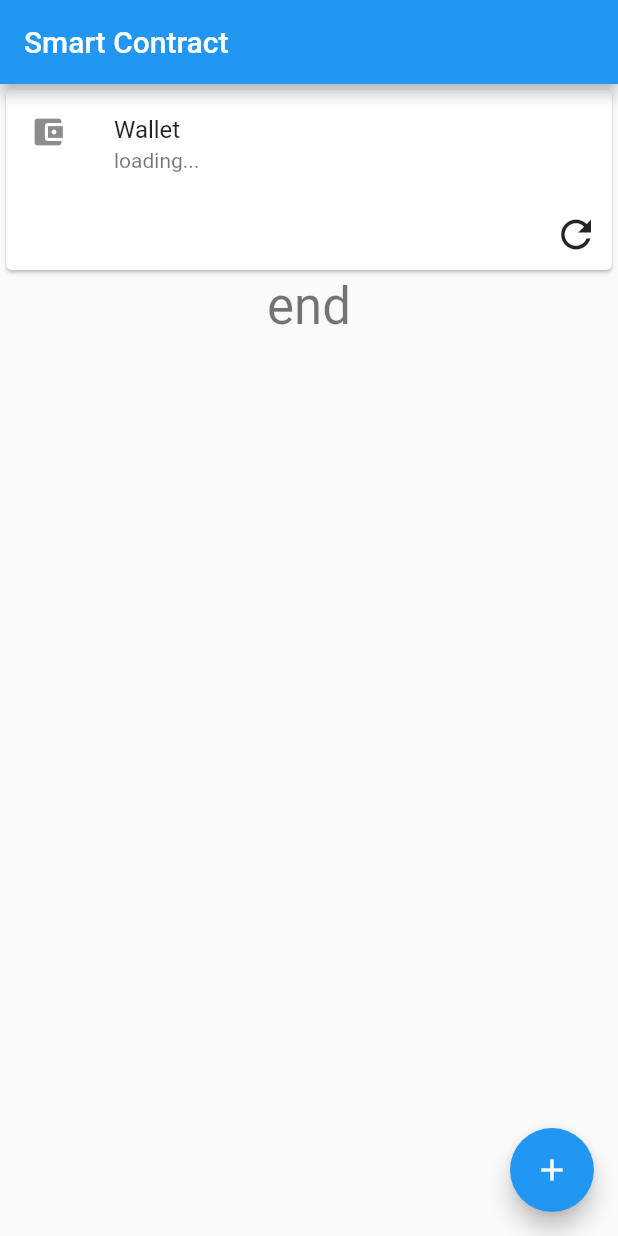
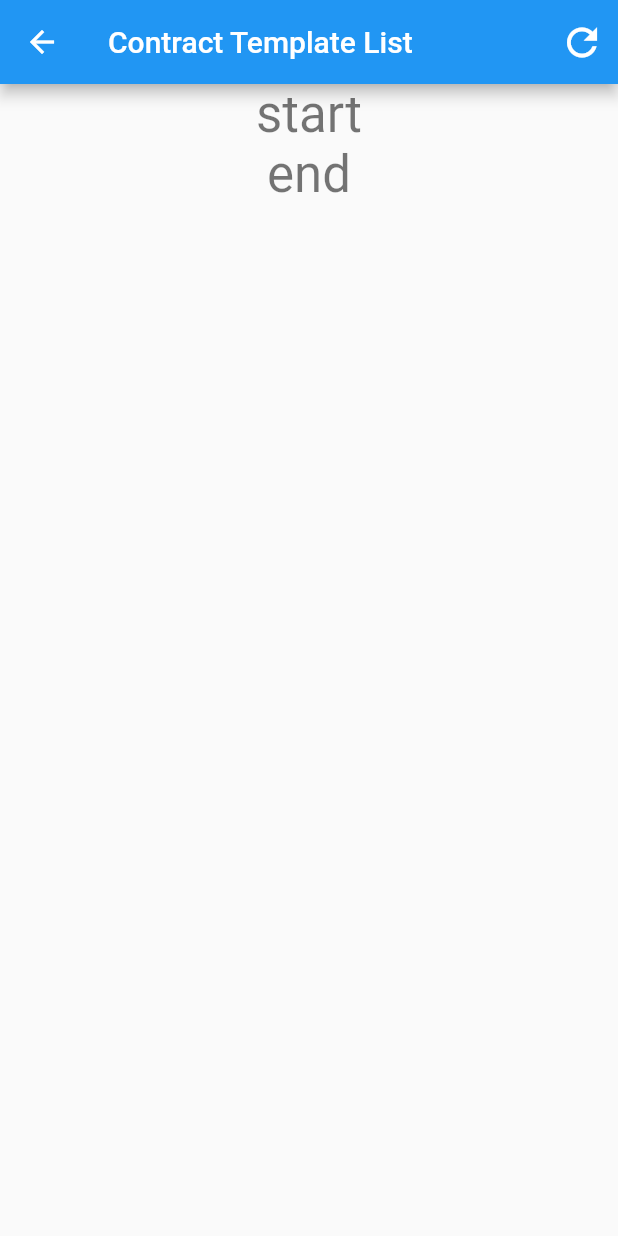
Before and after one commit to ftec5520-sit/ftec5520_client, a Flutter app: the screen it shows after launch, after a tap on the "add" icon, on a phone screen of 412 x 824 dp. Run offline on Flutter 3.47's test engine with Material 2 defaults, Android fonts, the phone set to English and light mode, and no system bars; missing offline and left inert: web3dart.

Commit message:
no message

```diff
--- /dev/null
+++ b/lib/app/contract/contract_template_list.dart
@@ -0,0 +1,44 @@
+import 'package:flutter/material.dart';
+
+class ContractTemplateList extends StatefulWidget {
+  const ContractTemplateList({super.key});
+
+  @override
+  _ContractTemplateListState createState() => _ContractTemplateListState();
+}
+
+class _ContractTemplateListState extends State<ContractTemplateList> {
+  @override
+  Widget build(BuildContext context) {
+    return Scaffold(
+      appBar: AppBar(
+        title: const Text('Contract Template List'),
+        actions: [
+          IconButton(
+            onPressed: () {
+              Navigator.pop(context);
+            },
+            icon: const Icon(Icons.refresh),
+            tooltip: 'Back',
+            iconSize: 30,
+          ),
+        ],
+      ),
+      body: Center(
+        child: Column(
+          mainAxisAlignment: MainAxisAlignment.start,
+          children: <Widget>[
+            Text(
+              'start',
+              style: Theme.of(context).textTheme.headline4,
+            ),
+            Text(
+              'end',
+              style: Theme.of(context).textTheme.headline4,
+            ),
+          ],
+        ),
+      ),
+    );
+  }
+}
--- a/lib/app/home/home.dart
+++ b/lib/app/home/home.dart
@@ -23,7 +23,9 @@ class Home extends StatelessWidget {
         ),
       ),
       floatingActionButton: FloatingActionButton(
-        onPressed: () {},
+        onPressed: () {
+          Navigator.pushNamed(context, '/contract-template-list');
+        },
         tooltip: 'Increment',
         child: Icon(Icons.add),
       ),
--- a/lib/main.dart
+++ b/lib/main.dart
@@ -1,4 +1,5 @@
 import 'package:flutter/material.dart';
+import 'package:ftec5520_client/app/contract/contract_template_list.dart';
 import 'package:ftec5520_client/app/home/home.dart';
 
 void main() {
@@ -24,7 +25,12 @@ class MyApp extends StatelessWidget {
         // is not restarted.
         primarySwatch: Colors.blue,
       ),
-      home: const Home(),
+      initialRoute: '/',
+      routes: {
+        '/': (context) => const Home(),
+        '/contract-template-list': (context) => const ContractTemplateList(),
+      },
+      // home: const Home(),
     );
   }
 }
```
